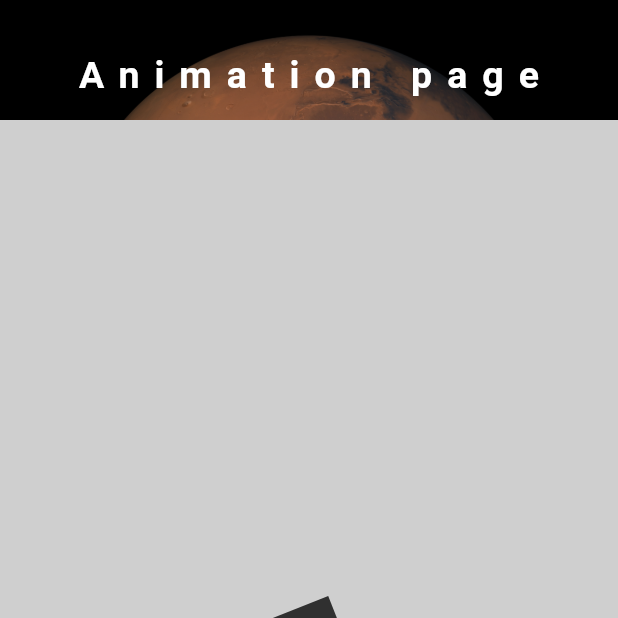
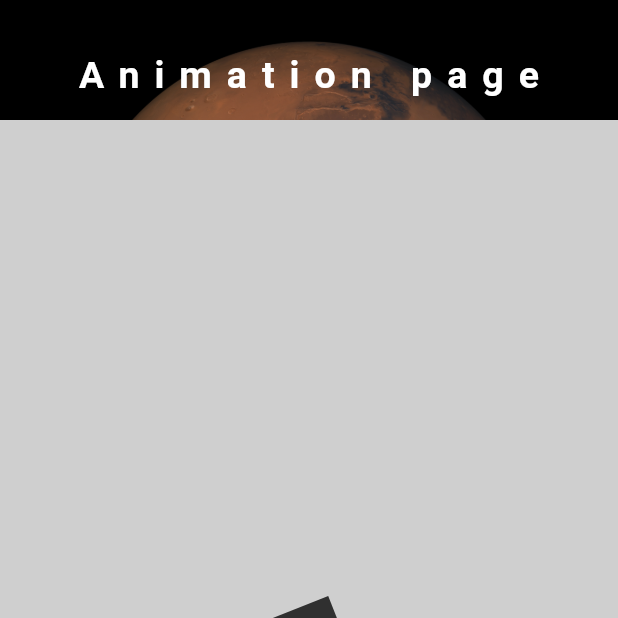
Before and after one commit to Merculiar/flutter_app, a Flutter app: the ThirdPage screen opened by its route, on a phone screen of 412 x 824 dp, the top half of it. Run offline on Flutter 3.47's test engine with Material 2 defaults, Android fonts, the phone set to English and light mode, and no system bars.

Commit message:
Render bug fix

```diff
--- a/lib/screens/secondpage/secondpage.dart
+++ b/lib/screens/secondpage/secondpage.dart
@@ -5,7 +5,7 @@ class SecondPage extends StatelessWidget {
   @override
   Widget build(BuildContext context) {
     return Scaffold(
-        appBar: AnimatedAppBar("Image page","assets/images/Moon.png", Colors.grey),
+        appBar: AnimatedAppBar("Image page","assets/images/Moon.png", Colors.grey,415,415),
         body: Container(
             color: Colors.grey,
             alignment: Alignment.bottomCenter,
--- a/lib/screens/thirdpage/thirdpage.dart
+++ b/lib/screens/thirdpage/thirdpage.dart
@@ -48,7 +48,8 @@ class _ThirdPageState extends State<ThirdPage>
   @override
   Widget build(BuildContext context) {
     return Scaffold(
-        appBar: AnimatedAppBar("Animation page","assets/images/Mars.png",Colors.black),
+        appBar: AnimatedAppBar(
+            "Animation page", "assets/images/Mars.png", Colors.black, 390, 400),
         body: Container(
           color: _colorTween1.value,
           alignment: Alignment.bottomCenter,
--- a/lib/widgets/app_bar.dart
+++ b/lib/widgets/app_bar.dart
@@ -5,8 +5,10 @@ class AnimatedAppBar extends StatefulWidget implements PreferredSizeWidget {
   final String title;
   final String imagePath;
   final Color color;
+  final double fitwidth;
+  final double fitheigth;
 
-  AnimatedAppBar(this.title, this.imagePath, this.color);
+  AnimatedAppBar(this.title, this.imagePath, this.color, this.fitwidth, this.fitheigth);
 
   @override
   _AnimatedAppBarState createState() => _AnimatedAppBarState();
@@ -32,6 +34,12 @@ class _AnimatedAppBarState extends State<AnimatedAppBar>
   }
 
   @override
+  void dispose() {
+    _animationController.dispose();
+    super.dispose();
+  }
+
+  @override
   Widget build(BuildContext context) {
     return Container(
       color: widget.color,
@@ -47,7 +55,7 @@ class _AnimatedAppBarState extends State<AnimatedAppBar>
                 alignment: Alignment.topCenter,
                 child: RotationTransition(
                   turns: _rotateAnimation,
-                  child: Image.asset(widget.imagePath),
+                  child: Image.asset(widget.imagePath, width: widget.fitwidth, height : widget.fitheigth),
                 ),
               ),
             ),
```
